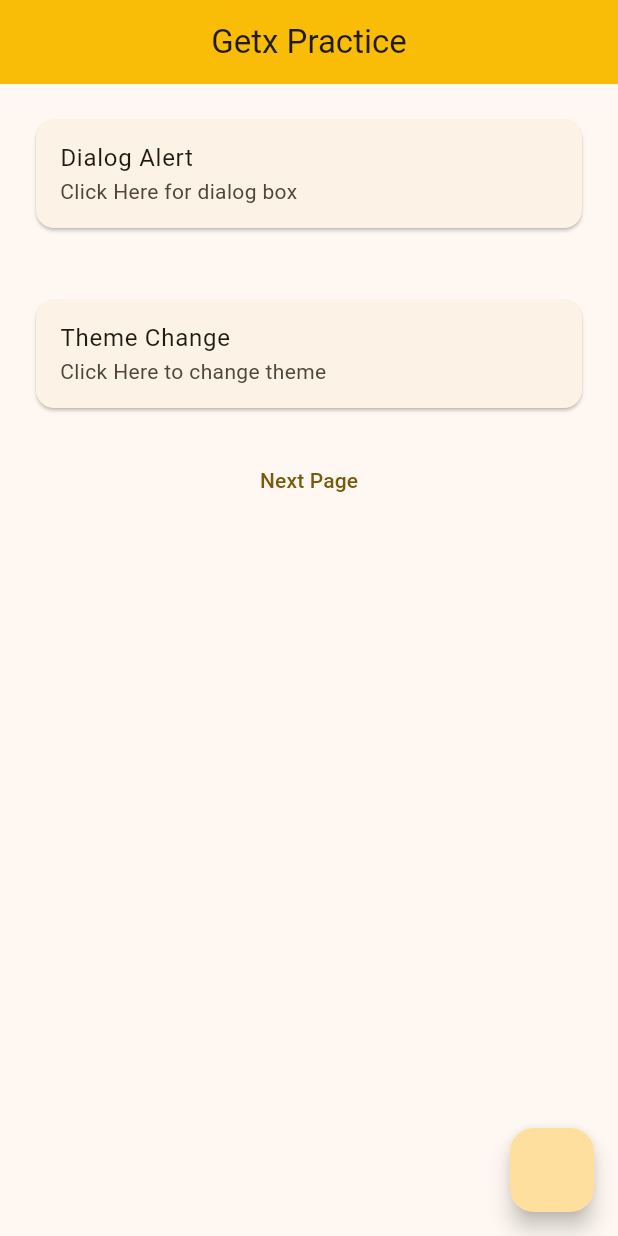
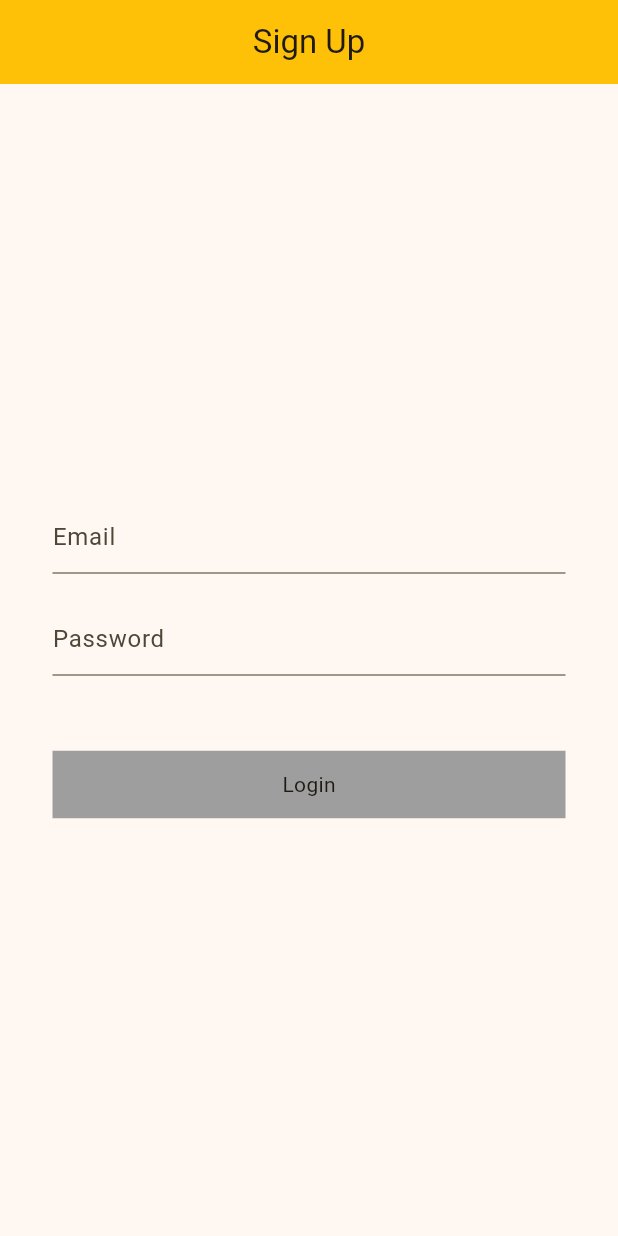
Before and after one commit to Samundra-github/State-Management-With-Getx, a Flutter app: the screen it shows after launch, on a phone screen of 412 x 824 dp. Run offline on Flutter 3.47's test engine with Material 2 defaults, Android fonts, the phone set to English and light mode, and no system bars; our stand-ins replace font_awesome_flutter, get, image_picker.

Commit message:
Day 5:- Login Signup

```diff
--- a/lib/controller/getx_controller.dart
+++ b/lib/controller/getx_controller.dart
@@ -1,5 +1,9 @@
+import 'dart:convert';
+
 import 'package:flutter/foundation.dart';
+import 'package:flutter/widgets.dart';
 import 'package:get/get.dart';
+import 'package:http/http.dart';
 import 'package:image_picker/image_picker.dart';
 
 // Using Integer
@@ -64,4 +68,47 @@ class ImagePickerController extends GetxController {
       imagePath.value = image.path.toString();
     }
   }
+
+  Future getImageFromGallery() async {
+    final ImagePicker picker = ImagePicker();
+    final image = await picker.pickImage(source: ImageSource.gallery);
+    if (image != null) {
+      imagePath.value = image.path.toString();
+    }
+  }
 }
+
+// Login Controller
+class LoginController extends GetxController {
+  final emailController = TextEditingController().obs;
+  final passwordController = TextEditingController().obs;
+
+  RxBool loading = false.obs;
+
+  void loginApi() async {
+    loading.value = true;
+    try {
+      final response =
+          await post(Uri.parse('https://reqres.in/api/login'), body: {
+        'email': emailController.value.text,
+        'password': passwordController.value.text,
+      });
+
+      var data = jsonDecode(response.body);
+      if (kDebugMode) {
+        print(response.statusCode);
+      }
+      if (kDebugMode) {
+        print(data);
+      }
+
+      if (response.statusCode == 200) {
+        Get.snackbar('Success', 'Login SuccessFul');
+      } else {
+        Get.snackbar('Failure', 'Login Failure');
+      }
+    } catch (e) {
+      Get.snackbar('Exception', e.toString());
+    }
+  }
+}
--- a/lib/main.dart
+++ b/lib/main.dart
@@ -10,6 +10,7 @@ import 'package:flutter_application_1/tut_2/screens/tut_2_b.dart';
 import 'package:flutter_application_1/tut_3/screens/tut_3_a.dart';
 import 'package:flutter_application_1/tut_3/screens/tut_3_b.dart';
 import 'package:flutter_application_1/tut_3/screens/tut_3_c.dart';
+import 'package:flutter_application_1/tut_4/tut_4_a.dart';
 import 'package:get/get.dart';
 
 void main() {
@@ -34,18 +35,19 @@ class MyApp extends StatelessWidget {
       locale: const Locale('en', 'US'),
 
       fallbackLocale: const Locale('en', 'US'),
-      home: const GetxHome(),
+      home: const TutorialFourA(),
       getPages: [
         GetPage(name: '/', page: () => const GetxHome()),
         GetPage(name: '/tut_one', page: () => TutorialOne()),
-        GetPage(name: '/tut_one_a', page: () => const TuttorialOneA()),
-        GetPage(name: '/tut_one_b', page: () => const TuttorialOneB()),
-        GetPage(name: '/tut_one_c', page: () => const TuttorialOneC()),
-        GetPage(name: '/tut_two_a', page: () => const TuttorialTwoA()),
-        GetPage(name: '/tut_two_b', page: () => const TuttorialTwoB()),
-        GetPage(name: '/tut_three_a', page: () => const TuttorialThreeA()),
-        GetPage(name: '/tut_three_b', page: () => const TuttorialThreeB()),
-        GetPage(name: '/tut_three_c', page: () => const TuttorialThreeC()),
+        GetPage(name: '/tut_one_a', page: () => const TutorialOneA()),
+        GetPage(name: '/tut_one_b', page: () => const TutorialOneB()),
+        GetPage(name: '/tut_one_c', page: () => const TutorialOneC()),
+        GetPage(name: '/tut_two_a', page: () => const TutorialTwoA()),
+        GetPage(name: '/tut_two_b', page: () => const TutorialTwoB()),
+        GetPage(name: '/tut_three_a', page: () => const TutorialThreeA()),
+        GetPage(name: '/tut_three_b', page: () => const TutorialThreeB()),
+        GetPage(name: '/tut_three_c', page: () => const TutorialThreeC()),
+        GetPage(name: '/tut_four_a', page: () => const TutorialFourA()),
       ],
     );
   }
--- a/lib/tut_1/screens/tut_one.dart
+++ b/lib/tut_1/screens/tut_one.dart
@@ -40,7 +40,7 @@ class _TutorialOneState extends State<TutorialOne> {
           Center(
             child: TextButton(
               onPressed: () {
-                Get.to(() => const TuttorialOneA());
+                Get.to(() => const TutorialOneA());
               },
               child: const Text("Go To Next Page"),
             ),
--- /dev/null
+++ b/lib/tut_4/tut_4_a.dart
@@ -0,0 +1,74 @@
+import 'package:flutter/material.dart';
+import 'package:flutter_application_1/controller/getx_controller.dart';
+import 'package:get/get.dart';
+
+class TutorialFourA extends StatefulWidget {
+  const TutorialFourA({super.key});
+
+  @override
+  State<TutorialFourA> createState() => _TutorialFourAState();
+}
+
+class _TutorialFourAState extends State<TutorialFourA> {
+  LoginController loginController = Get.put(LoginController());
+  @override
+  Widget build(BuildContext context) {
+    return Scaffold(
+      appBar: AppBar(
+        title: const Text(
+          "Sign Up",
+        ),
+        backgroundColor: Colors.amber,
+        centerTitle: true,
+      ),
+      body: Center(
+        child: Padding(
+          padding: const EdgeInsets.only(
+            right: 35,
+            left: 35,
+          ),
+          child: Column(
+            mainAxisAlignment: MainAxisAlignment.center,
+            crossAxisAlignment: CrossAxisAlignment.center,
+            children: [
+              TextFormField(
+                controller: loginController.emailController.value,
+                decoration: const InputDecoration(
+                  hintText: 'Email',
+                ),
+              ),
+              const SizedBox(
+                height: 20,
+              ),
+              TextFormField(
+                controller: loginController.passwordController.value,
+                decoration: const InputDecoration(
+                  hintText: 'Password',
+                ),
+              ),
+              const SizedBox(
+                height: 50,
+              ),
+              Obx(
+                () => InkWell(
+                  onTap: () {
+                    loginController.loginApi();
+                  },
+                  child: loginController.loading.value
+                      ? const CircularProgressIndicator()
+                      : Container(
+                          height: 45,
+                          color: Colors.grey,
+                          child: const Center(
+                            child: Text("Login"),
+                          ),
+                        ),
+                ),
+              )
+            ],
+          ),
+        ),
+      ),
+    );
+  }
+}
--- a/pubspec.yaml
+++ b/pubspec.yaml
@@ -36,6 +36,7 @@ dependencies:
   font_awesome_flutter: ^10.4.0
   get: ^4.6.5
   image_picker:
+  http:
 
 dev_dependencies:
   flutter_test:
```
Also changed, not shown: lib/tut_1/screens/tut_one_a.dart (+4 -4 lines), lib/tut_1/screens/tut_one_b.dart (+4 -4 lines), lib/tut_1/screens/tut_one_c.dart (+4 -4 lines), lib/tut_2/screens/tut_2_a.dart (+4 -4 lines), lib/tut_2/screens/tut_2_b.dart (+4 -4 lines), lib/tut_3/screens/tut_3_a.dart (+4 -4 lines), lib/tut_3/screens/tut_3_b.dart (+4 -4 lines), lib/tut_3/screens/tut_3_c.dart (+26 -4 lines), pubspec.lock.
